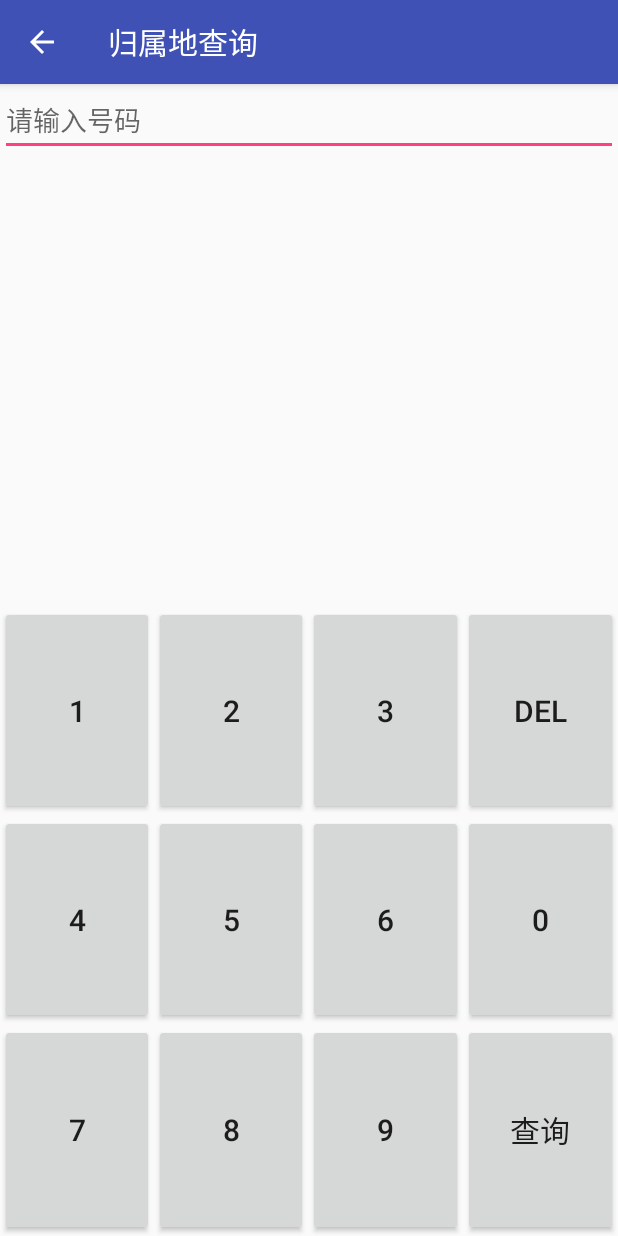
After one commit to yichengyang/SmartBulter, an Android app: the PhoneActivity screen opened directly, with no data from a screen before it, on a phone screen of 412 x 824 dp. The commit adds this screen. Run offline under Robolectric (Android 15) with nearby library versions, the phone set to English and light mode, and no system bars; libraries missing offline, so code that uses them is left out: com.kymjs.rxvolley; Roboto replaces fonts that are not available here.

Commit message:
快递查询以及归属地查询功能（聚合数据接口）

```diff
--- a/app/src/main/AndroidManifest.xml
+++ b/app/src/main/AndroidManifest.xml
@@ -59,6 +59,9 @@
         <!--快递查询-->
         <activity android:name=".ui.CourierActivity"
             android:label="快递查询"/>
+        <!--归属地查询-->
+        <activity android:name=".ui.PhoneActivity"
+            android:label="归属地查询"/>
     </application>
 
 </manifest>
--- a/app/src/main/java/com/example/fiver/smart_butler/fragment/UserFragment.java
+++ b/app/src/main/java/com/example/fiver/smart_butler/fragment/UserFragment.java
@@ -34,6 +34,7 @@ import com.example.fiver.smart_butler.R;
 import com.example.fiver.smart_butler.entity.MyUser;
 import com.example.fiver.smart_butler.ui.CourierActivity;
 import com.example.fiver.smart_butler.ui.LoginActivity;
+import com.example.fiver.smart_butler.ui.PhoneActivity;
 import com.example.fiver.smart_butler.utils.L;
 import com.example.fiver.smart_butler.utils.ShareUtils;
 import com.example.fiver.smart_butler.utils.UtilTools;
@@ -64,6 +65,8 @@ public class UserFragment extends Fragment implements View.OnClickListener {
     private Button btn_cancel;
     //物流查询
     private TextView tv_courier;
+    //归属地查询
+    private TextView tv_phone;
 
     @Nullable
     @Override
@@ -92,6 +95,9 @@ public class UserFragment extends Fragment implements View.OnClickListener {
         //物流
         tv_courier = (TextView)view.findViewById(R.id.tv_courier);
         tv_courier.setOnClickListener(this);
+        //归属地
+        tv_phone = (TextView)view.findViewById(R.id.tv_phone);
+        tv_phone.setOnClickListener(this);
 
         //初始化dialog
         dialog = new CustomDialog(getActivity(), 0, 0,
@@ -198,6 +204,8 @@ public class UserFragment extends Fragment implements View.OnClickListener {
             case R.id.tv_courier:
                 startActivity(new Intent(getActivity(),CourierActivity.class));
                 break;
+            case R.id.tv_phone:
+                startActivity(new Intent(getActivity(),PhoneActivity.class));
         }
     }
     public static final String PHOTO_IMAGE_FILE_NAME = "fileImg.jpg";
--- /dev/null
+++ b/app/src/main/java/com/example/fiver/smart_butler/ui/PhoneActivity.java
@@ -0,0 +1,194 @@
+package com.example.fiver.smart_butler.ui;
+/*
+ *  项目名:  Smart_Butler
+ *  包名:  com.example.fiver.smart_butler.ui
+ *  文件名:  PhoneActivity
+ *  创建者:  YYC
+ *  创建时间:  17/7/1 上午10:20
+ *  描述:  TODO
+ */
+
+import android.os.Bundle;
+import android.support.annotation.Nullable;
+import android.text.TextUtils;
+import android.view.View;
+import android.widget.Button;
+import android.widget.EditText;
+import android.widget.ImageView;
+import android.widget.LinearLayout;
+import android.widget.TextView;
+import android.widget.Toast;
+
+import com.example.fiver.smart_butler.R;
+import com.example.fiver.smart_butler.utils.L;
+import com.example.fiver.smart_butler.utils.StaticClass;
+import com.kymjs.rxvolley.RxVolley;
+import com.kymjs.rxvolley.client.HttpCallback;
+
+import org.json.JSONException;
+import org.json.JSONObject;
+
+public class PhoneActivity extends BaseActivity implements View.OnClickListener {
+    private EditText et_number;
+    private ImageView iv_company;
+    private TextView tv_result;
+    private Button btn_1, btn_2, btn_3, btn_DEL, btn_4, btn_5, btn_6,
+            btn_0, btn_7, btn_8, btn_9, btn_query;
+
+    //输入数字布局
+    private  LinearLayout panel_number;
+    //标记位
+     private boolean flag =false;
+    @Override
+    protected void onCreate(Bundle savedInstanceState) {
+        super.onCreate(savedInstanceState);
+        setContentView(R.layout.activity_phone);
+        initView();
+    }
+
+    private void initView() {
+        et_number = (EditText) findViewById(R.id.et_number);
+        iv_company = (ImageView) findViewById(R.id.iv_company);
+        tv_result = (TextView) findViewById(R.id.tv_result);
+        btn_0 = (Button) findViewById(R.id.btn_0);
+        btn_0.setOnClickListener(this);
+        btn_1 = (Button) findViewById(R.id.btn_1);
+        btn_1.setOnClickListener(this);
+        btn_2 = (Button) findViewById(R.id.btn_2);
+        btn_2.setOnClickListener(this);
+        btn_3 = (Button) findViewById(R.id.btn_3);
+        btn_3.setOnClickListener(this);
+        btn_4 = (Button) findViewById(R.id.btn_4);
+        btn_4.setOnClickListener(this);
+        btn_5 = (Button) findViewById(R.id.btn_5);
+        btn_5.setOnClickListener(this);
+        btn_6 = (Button) findViewById(R.id.btn_6);
+        btn_6.setOnClickListener(this);
+        btn_7 = (Button) findViewById(R.id.btn_7);
+        btn_7.setOnClickListener(this);
+        btn_8 = (Button) findViewById(R.id.btn_8);
+        btn_8.setOnClickListener(this);
+        btn_9 = (Button) findViewById(R.id.btn_9);
+        btn_9.setOnClickListener(this);
+        btn_DEL = (Button) findViewById(R.id.btn_DEL);
+        btn_DEL.setOnClickListener(this);
+        btn_query = (Button) findViewById(R.id.btn_query);
+        btn_query.setOnClickListener(this);
+        panel_number = (LinearLayout)findViewById(R.id.panel_number);
+
+        //DEL长按事件
+        btn_DEL.setOnLongClickListener(new View.OnLongClickListener() {
+            @Override
+            public boolean onLongClick(View v) {
+                et_number.setText("");
+                return false;
+            }
+        });
+
+    }
+
+    @Override
+    public void onClick(View v) {
+        /**
+         * 逻辑
+         * 1.获取输入框内容
+         * 2.判断是否为空
+         * 3.网络请求
+         * 4.解析Json
+         * 5.结果显示
+         * －－－－－
+         * 键盘逻辑
+         */
+
+        //获取输入框内容
+        String str = et_number.getText().toString();
+        switch (v.getId()) {
+            case R.id.btn_0:
+            case R.id.btn_1:
+            case R.id.btn_2:
+            case R.id.btn_3:
+            case R.id.btn_4:
+            case R.id.btn_5:
+            case R.id.btn_6:
+            case R.id.btn_7:
+            case R.id.btn_8:
+            case R.id.btn_9:
+
+                if (flag){
+                    flag = false;
+                    str = "";
+                    et_number.setText("");
+
+                }
+                et_number.setText(str + ((Button) v).getText());
+                //移动光标
+                et_number.setSelection(str.length() + 1);
+
+                break;
+            case R.id.btn_DEL:
+                if (!TextUtils.isEmpty(str) & str.length() > 0) {
+                    et_number.setText(str.substring(0, str.length() - 1));
+                    et_number.setSelection(str.length() -1);
+                }
+                break;
+            //查询
+            case R.id.btn_query:
+                //if (!TextUtils.isEmpty(str)) {
+                    getPhone(str);
+
+                break;
+
+        }
+
+    }
+    //获取归属地
+    private void getPhone(String str) {
+        String url = "http://apis.juhe.cn/mobile/get?"+"phone="+str+"&key="+ StaticClass.PHONE_KEY;
+        RxVolley.get(url, new HttpCallback() {
+            @Override
+            public void onSuccess(String t) {
+                //Toast.makeText(PhoneActivity.this,"结果"+t,Toast.LENGTH_SHORT).show();
+                //L.i("phone"+t);
+                ParsingJson(t);
+                //panel_number.setVisibility(View.GONE);
+            }
+        });
+    }
+    //解析数据
+    private void ParsingJson(String t) {
+        try {
+            JSONObject jsonObject = new JSONObject(t);
+            JSONObject jsonResult = jsonObject.getJSONObject("result");
+            String province = jsonResult.getString("province");
+            String city = jsonResult.getString("city");
+            String areacode = jsonResult.getString("areacode");
+            String zip = jsonResult.getString("zip");
+            String company = jsonResult.getString("company");
+            L.i("company"+company);
+            String card = jsonResult.getString("card");
+            L.i("card"+card);
+
+            tv_result.setText("归属地:"+province+city+"\n"+"区号:"+areacode+"\n"+"邮编:"+zip+"\n"+"运营商:"+company+"\n");
+            //tv_result.append("区号:"+areacode+"\n");
+            //tv_result.append("邮编:"+zip+"\n");
+            //tv_result.append("运营商:"+company+"\n");
+            //tv_result.append("类型:"+card);
+
+            switch (company){
+
+                case "移动":
+                    iv_company.setBackgroundResource(R.drawable.china_mobile);
+                    break;
+                case "联通":
+                    iv_company.setBackgroundResource(R.drawable.china_unicom);
+                    break;
+                case "电信":
+                    iv_company.setBackgroundResource(R.drawable.china_telecom);
+                    break;
+            }
+            flag = true;
+        } catch (JSONException e) {
+            e.printStackTrace();
+        }
+    }
+}
--- a/app/src/main/java/com/example/fiver/smart_butler/utils/StaticClass.java
+++ b/app/src/main/java/com/example/fiver/smart_butler/utils/StaticClass.java
@@ -21,4 +21,6 @@ public class StaticClass {
     public static final String COURIER_KEY = "a678b454cee66d890509844e7c950617";
 
     //http://v.juhe.cn/exp/index?key=a678b454cee66d890509844e7c950617&com=ems&no=1186465887499
+    //快递key
+    public static final String PHONE_KEY = "dafea8c5df59bfdb19fd4f986044d688";
 }
--- /dev/null
+++ b/app/src/main/res/layout/activity_phone.xml
@@ -0,0 +1,162 @@
+<?xml version="1.0" encoding="utf-8"?>
+<LinearLayout xmlns:android="http://schemas.android.com/apk/res/android"
+    android:layout_width="match_parent"
+    android:layout_height="match_parent"
+    android:orientation="vertical">
+
+    <EditText
+        android:id="@+id/et_number"
+        android:layout_width="match_parent"
+        android:layout_height="wrap_content"
+        android:hint="请输入号码" />
+
+    <LinearLayout
+        android:layout_width="match_parent"
+        android:layout_height="300dp"
+        android:gravity="center"
+        android:orientation="vertical"
+        android:padding="10dp">
+
+        <ImageView
+            android:id="@+id/iv_company"
+            android:layout_width="200dp"
+            android:layout_height="100dp"
+            android:padding="30dp" />
+
+        <TextView
+            android:gravity="center"
+            android:id="@+id/tv_result"
+            android:layout_width="wrap_content"
+            android:layout_height="wrap_content"
+            android:textColor="@color/colorPrimary"
+            android:textSize="18sp" />
+    </LinearLayout>
+
+    <LinearLayout
+        android:id="@+id/panel_number"
+        android:layout_width="match_parent"
+        android:layout_height="0dp"
+        android:layout_weight="1"
+        android:orientation="vertical">
+        <!--第一行-->
+        <LinearLayout
+            android:layout_width="match_parent"
+            android:layout_height="wrap_content"
+            android:layout_weight="1"
+            android:orientation="horizontal">
+
+            <Button
+                android:id="@+id/btn_1"
+                android:layout_width="wrap_content"
+                android:layout_height="match_parent"
+                android:layout_weight="1"
+                android:text="1"
+                android:textSize="20sp" />
+
+            <Button
+                android:id="@+id/btn_2"
+                android:layout_width="wrap_content"
+                android:layout_height="match_parent"
+                android:layout_weight="1"
+                android:text="2"
+                android:textSize="20sp" />
+
+            <Button
+                android:id="@+id/btn_3"
+                android:layout_width="wrap_content"
+                android:layout_height="match_parent"
+                android:layout_weight="1"
+                android:text="3"
+                android:textSize="20sp" />
+
+            <Button
+                android:id="@+id/btn_DEL"
+                android:layout_width="wrap_content"
+                android:layout_height="match_parent"
+                android:layout_weight="1"
+                android:text="DEL"
+                android:textSize="20sp" />
+        </LinearLayout>
+        <!--第二行-->
+        <LinearLayout
+            android:layout_width="match_parent"
+            android:layout_height="wrap_content"
+            android:layout_weight="1"
+            android:orientation="horizontal">
+
+            <Button
+                android:id="@+id/btn_4"
+                android:layout_width="wrap_content"
+                android:layout_height="match_parent"
+                android:layout_weight="1"
+                android:text="4"
+                android:textSize="20sp" />
+
+            <Button
+                android:id="@+id/btn_5"
+                android:layout_width="wrap_content"
+                android:layout_height="match_parent"
+                android:layout_weight="1"
+                android:text="5"
+                android:textSize="20sp" />
+
+            <Button
+                android:id="@+id/btn_6"
+                android:layout_width="wrap_content"
+                android:layout_height="match_parent"
+                android:layout_weight="1"
+                android:text="6"
+                android:textSize="20sp" />
+
+            <Button
+                android:id="@+id/btn_0"
+                android:layout_width="wrap_content"
+                android:layout_height="match_parent"
+                android:layout_weight="1"
+                android:text="0"
+                android:textSize="20sp" />
+        </LinearLayout>
+        <!--第三行-->
+        <LinearLayout
+            android:layout_width="match_parent"
+            android:layout_height="wrap_content"
+            android:layout_weight="1"
+            android:orientation="horizontal">
+
+            <Button
+                android:id="@+id/btn_7"
+                android:layout_width="wrap_content"
+                android:layout_height="match_parent"
+                android:layout_weight="1"
+                android:text="7"
+                android:textSize="20sp" />
+
+            <Button
+                android:id="@+id/btn_8"
+                android:layout_width="wrap_content"
+                android:layout_height="match_parent"
+                android:layout_weight="1"
+                android:text="8"
+                android:textSize="20sp" />
+
+            <Button
+                android:id="@+id/btn_9"
+                android:layout_width="wrap_content"
+                android:layout_height="match_parent"
+                android:layout_weight="1"
+                android:text="9"
+                android:textSize="20sp" />
+
+            <Button
+                android:id="@+id/btn_query"
+                android:layout_width="wrap_content"
+                android:layout_height="match_parent"
+                android:layout_weight="1"
+                android:text="查询"
+                android:textSize="20sp" />
+        </LinearLayout>
+
+
+    </LinearLayout>
+
+</LinearLayout>
--- a/app/src/main/res/layout/fragment_user.xml
+++ b/app/src/main/res/layout/fragment_user.xml
@@ -147,6 +147,7 @@
             android:background="@color/colorPrimary" />
 
         <TextView
+            android:id="@+id/tv_phone"
             android:layout_width="match_parent"
             android:layout_height="wrap_content"
             android:layout_margin="15dp"
```
Also changed, not shown: app/src/main/res/drawable/china_mobile.png (added), app/src/main/res/drawable/china_telecom.png (added), app/src/main/res/drawable/china_unicom.png (added).
